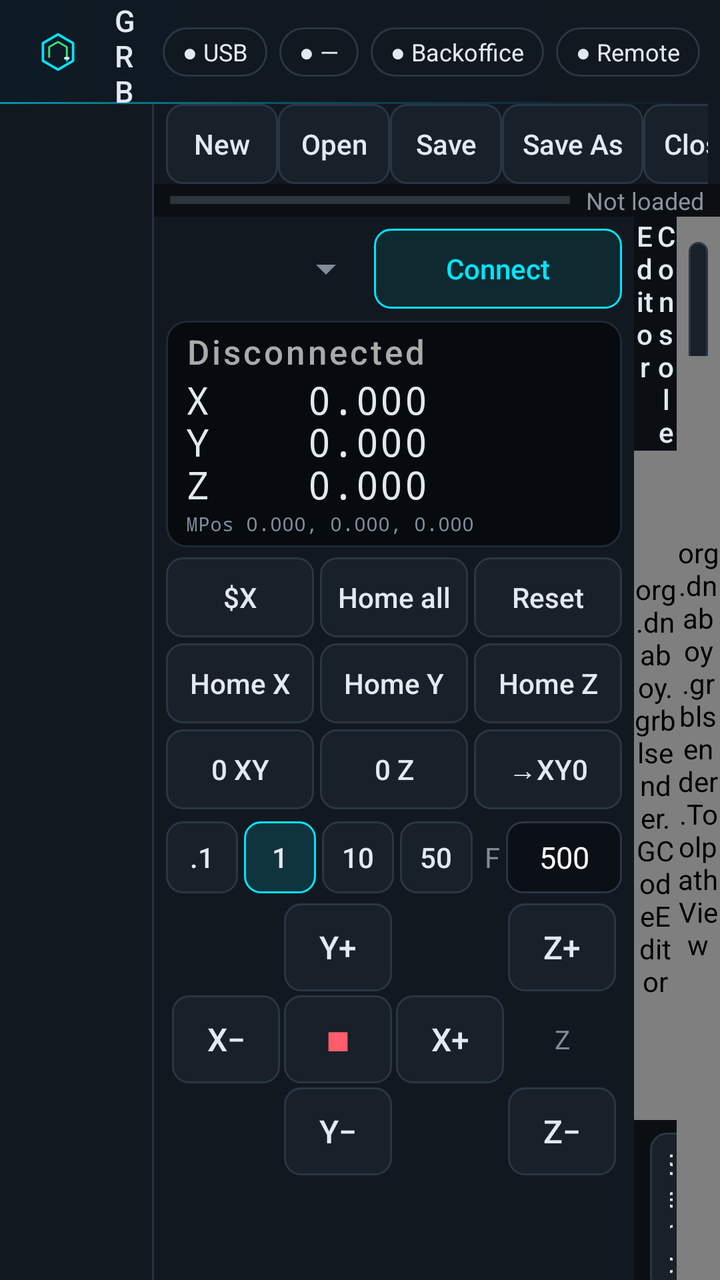
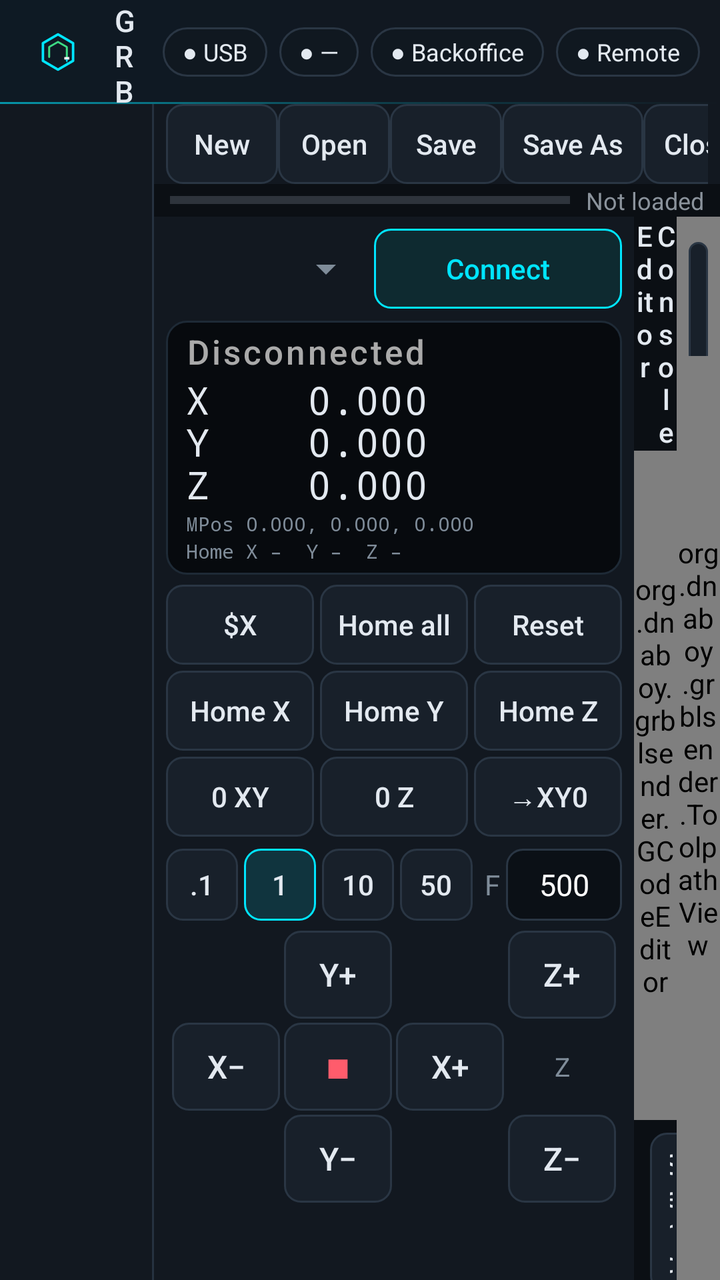

Two renders of the same Android screen: before a commit and after it. Below are the layout's source before the change and the commit's diff.
<!-- AndroidManifest.xml: application theme AppTheme -->
<!-- res/layout/activity_main.xml -->
<?xml version="1.0" encoding="utf-8"?>
<LinearLayout xmlns:android="http://schemas.android.com/apk/res/android"
    android:layout_width="match_parent"
    android:layout_height="match_parent"
    android:orientation="vertical"
    android:background="@color/bg"
    android:keepScreenOn="true">

    
    <LinearLayout
        android:id="@+id/titleBar"
        android:layout_width="match_parent"
        android:layout_height="52dp"
        android:background="@drawable/titlebar_bg"
        android:gravity="center_vertical"
        android:orientation="horizontal"
        android:paddingStart="12dp"
        android:paddingEnd="10dp">

        <ImageView
            android:layout_width="34dp"
            android:layout_height="34dp"
            android:contentDescription="Grbl Sender"
            android:src="@drawable/ic_launcher_fg"
            android:scaleType="fitCenter" />

        <LinearLayout
            android:layout_width="0dp"
            android:layout_height="wrap_content"
            android:layout_weight="1"
            android:layout_marginStart="10dp"
            android:orientation="vertical">

            <TextView
                android:id="@+id/txtTitle"
                android:layout_width="wrap_content"
                android:layout_height="wrap_content"
                android:fontFamily="sans-serif-medium"
                android:letterSpacing="0.18"
                android:text="GRBL SENDER"
                android:textColor="@color/text"
                android:textSize="15sp" />

            <TextView
                android:id="@+id/txtFile"
                android:layout_width="wrap_content"
                android:layout_height="wrap_content"
                android:ellipsize="middle"
                android:fontFamily="monospace"
                android:maxWidth="360dp"
                android:singleLine="true"
                android:text="No file"
                android:textColor="@color/muted"
                android:textSize="12sp" />
        </LinearLayout>

        <TextView android:id="@+id/chipUsb" style="@style/Chip" android:text="● USB" />
        <TextView android:id="@+id/chipMachine" style="@style/Chip" android:text="● —" />
        <TextView android:id="@+id/chipCloud" style="@style/Chip" android:text="● Backoffice" />
        <TextView android:id="@+id/chipRemote" style="@style/Chip" android:text="● Remote" />
        <TextView android:id="@+id/chipCamera" style="@style/Chip" android:text="● Camera LIVE" android:visibility="gone" />
    </LinearLayout>

    <LinearLayout
        android:layout_width="match_parent"
        android:layout_height="0dp"
        android:layout_weight="1"
        android:orientation="horizontal">

        
        <LinearLayout
            android:id="@+id/navRail"
            android:layout_width="76dp"
            android:layout_height="match_parent"
            android:background="@color/panel"
            android:gravity="center_horizontal"
            android:orientation="vertical"
            android:paddingTop="8dp"
            android:paddingStart="6dp"
            android:paddingEnd="6dp" />

        <View
            android:id="@+id/navDivider"
            android:layout_width="1dp"
            android:layout_height="match_parent"
            android:background="@color/border" />

        <FrameLayout
            android:layout_width="0dp"
            android:layout_height="match_parent"
            android:layout_weight="1">

            
            <LinearLayout
                android:id="@+id/pageControl"
                android:layout_width="match_parent"
                android:layout_height="match_parent"
                android:orientation="vertical">

            
            <LinearLayout
                android:id="@+id/toolbarRow"
                android:layout_width="match_parent"
                android:layout_height="wrap_content"
                android:orientation="horizontal"
                android:gravity="center_vertical"
                android:background="@color/panel"
                android:paddingStart="6dp"
                android:paddingEnd="6dp">

                <HorizontalScrollView
                    android:layout_width="0dp"
                    android:layout_height="wrap_content"
                    android:layout_weight="1"
                    android:scrollbars="none">

                    <LinearLayout
                        android:layout_width="wrap_content"
                        android:layout_height="wrap_content"
                        android:orientation="horizontal">

                        <Button android:id="@+id/btnNew" style="@style/Tb" android:text="New" />
                        <Button android:id="@+id/btnOpen" style="@style/Tb" android:text="Open" />
                        <Button android:id="@+id/btnSave" style="@style/Tb" android:text="Save" />
                        <Button android:id="@+id/btnSaveAs" style="@style/Tb" android:text="Save As" />
                        <Button android:id="@+id/btnClose" style="@style/Tb" android:text="Close" />
                        <View android:layout_width="1dp" android:layout_height="28dp"
                            android:layout_marginStart="6dp" android:layout_marginEnd="6dp" android:background="#3A4048" />
                        <Button android:id="@+id/btnLoad" style="@style/Tb" android:background="@drawable/btn_accent" android:text="⇩ Load" android:textColor="@color/accent" />
                        <Button android:id="@+id/btnRun" style="@style/Tb" android:background="@drawable/btn_run" android:text="▶ Run" android:textColor="@color/ok" />
                        <Button android:id="@+id/btnHold" style="@style/Tb" android:background="@drawable/btn_hold" android:text="❚❚ Hold" android:textColor="@color/warn" />
                        <Button android:id="@+id/btnResume" style="@style/Tb" android:text="Resume" />
                        <Button android:id="@+id/btnStop" style="@style/Tb" android:background="@drawable/btn_stop" android:text="■ Stop" android:textColor="@color/err" />
                    </LinearLayout>
                </HorizontalScrollView>
            </LinearLayout>

            <LinearLayout
                android:id="@+id/progressRow"
                android:layout_width="match_parent"
                android:layout_height="wrap_content"
                android:orientation="horizontal"
                android:gravity="center_vertical"
                android:paddingStart="8dp"
                android:paddingEnd="8dp">

                <ProgressBar
                    android:id="@+id/progress"
                    style="@android:style/Widget.Material.ProgressBar.Horizontal"
                    android:layout_width="0dp"
                    android:layout_height="wrap_content"
                    android:layout_weight="1"
                    android:max="1000" />

                <TextView
                    android:id="@+id/txtJob"
                    android:layout_width="wrap_content"
                    android:layout_height="wrap_content"
                    android:paddingStart="8dp"
                    android:text="Not loaded"
                    android:textColor="#8B939C"
                    android:textSize="12sp" />
            </LinearLayout>

            
            <LinearLayout
                android:layout_width="match_parent"
                android:layout_height="0dp"
                android:layout_weight="1"
                android:orientation="horizontal">

                
                <ScrollView
                    android:id="@+id/leftPanel"
                    android:layout_width="240dp"
                    android:layout_height="match_parent"
                    android:background="@color/panel">

                    <LinearLayout
                        android:layout_width="match_parent"
                        android:layout_height="wrap_content"
                        android:orientation="vertical"
                        android:padding="6dp">

                        <LinearLayout
                            android:layout_width="match_parent"
                            android:layout_height="wrap_content"
                            android:gravity="center_vertical"
                            android:orientation="horizontal">

                            
                            <Spinner
                                android:id="@+id/baud"
                                android:layout_width="104dp"
                                android:layout_height="40dp" />

                            <Button
                                android:id="@+id/btnConnect"
                                style="@style/Btn"
                                android:layout_height="40dp"
                                android:background="@drawable/btn_accent"
                                android:textColor="@color/accent"
                                android:text="Connect" />
                        </LinearLayout>

                        
                        <LinearLayout
                            android:layout_width="match_parent"
                            android:layout_height="wrap_content"
                            android:layout_marginTop="6dp"
                            android:background="@drawable/dro_bg"
                            android:orientation="vertical"
                            android:paddingStart="10dp"
                            android:paddingEnd="8dp"
                            android:paddingTop="4dp"
                            android:paddingBottom="5dp">

                            <TextView
                                android:id="@+id/txtState"
                                android:layout_width="match_parent"
                                android:layout_height="wrap_content"
                                android:fontFamily="sans-serif-medium"
                                android:letterSpacing="0.08"
                                android:singleLine="true"
                                android:text="Disconnected"
                                android:textColor="#AAAAAA"
                                android:textSize="17sp" />

                            <TextView
                                android:id="@+id/txtPos"
                                android:layout_width="match_parent"
                                android:layout_height="wrap_content"
                                android:fontFamily="monospace"
                                android:letterSpacing="0.04"
                                android:lineSpacingMultiplier="0.95"
                                android:text="X    0.000\nY    0.000\nZ    0.000"
                                android:textColor="@color/text"
                                android:textSize="19sp" />

                            <TextView
                                android:id="@+id/txtMPos"
                                android:layout_width="match_parent"
                                android:layout_height="wrap_content"
                                android:fontFamily="monospace"
                                android:singleLine="true"
                                android:text="MPos 0.000, 0.000, 0.000"
                                android:textColor="@color/muted"
                                android:textSize="10sp" />
                        </LinearLayout>

                        <LinearLayout
                            android:layout_width="match_parent"
                            android:layout_height="wrap_content"
                            android:layout_marginTop="5dp"
                            android:orientation="horizontal">

                            <Button android:id="@+id/btnUnlock" style="@style/BtnRow" android:text="$X" />
                            <Button android:id="@+id/btnHome" style="@style/BtnRow" android:text="Home all" />
                            <Button android:id="@+id/btnReset" style="@style/BtnRow" android:layout_marginEnd="0dp" android:text="Reset" />
                        </LinearLayout>

                        
                        <LinearLayout
                            android:layout_width="match_parent"
                            android:layout_height="wrap_content"
                            android:orientation="horizontal">

                            <Button android:id="@+id/btnHomeX" style="@style/BtnRow" android:text="Home X" />
                            <Button android:id="@+id/btnHomeY" style="@style/BtnRow" android:text="Home Y" />
                            <Button android:id="@+id/btnHomeZ" style="@style/BtnRow" android:layout_marginEnd="0dp" android:text="Home Z" />
                        </LinearLayout>

                        <LinearLayout
                            android:layout_width="match_parent"
                            android:layout_height="wrap_content"
                            android:orientation="horizontal">

                            <Button android:id="@+id/btnZeroXY" style="@style/BtnRow" android:text="0 XY" />
                            <Button android:id="@+id/btnZeroZ" style="@style/BtnRow" android:text="0 Z" />
                            <Button android:id="@+id/btnGoZero" style="@style/BtnRow" android:layout_marginEnd="0dp" android:text="→XY0" />
                        </LinearLayout>

                        
                        <LinearLayout
                            android:layout_width="match_parent"
                            android:layout_height="wrap_content"
                            android:layout_marginTop="3dp"
                            android:gravity="center_vertical"
                            android:orientation="horizontal">

                            <RadioGroup
                                android:id="@+id/stepGroup"
                                android:layout_width="0dp"
                                android:layout_height="wrap_content"
                                android:layout_weight="1"
                                android:orientation="horizontal">

                                <RadioButton android:id="@+id/s01" style="@style/Seg" android:text=".1" />
                                <RadioButton android:id="@+id/s1" style="@style/Seg" android:text="1" android:checked="true" />
                                <RadioButton android:id="@+id/s10" style="@style/Seg" android:text="10" />
                                <RadioButton android:id="@+id/s50" style="@style/Seg" android:text="50" />
                            </RadioGroup>

                            <TextView
                                android:layout_width="wrap_content"
                                android:layout_height="wrap_content"
                                android:paddingStart="3dp"
                                android:paddingEnd="3dp"
                                android:text="F"
                                android:textColor="@color/muted" />

                            <EditText
                                android:id="@+id/jogFeed"
                                android:layout_width="58dp"
                                android:layout_height="36dp"
                                android:background="@drawable/input_bg"
                                android:gravity="center"
                                android:inputType="number"
                                android:paddingStart="4dp"
                                android:paddingEnd="4dp"
                                android:selectAllOnFocus="true"
                                android:text="500"
                                android:textColor="#FFFFFF"
                                android:textSize="15sp" />
                        </LinearLayout>

                        <GridLayout
                            android:layout_width="wrap_content"
                            android:layout_height="wrap_content"
                            android:layout_gravity="center_horizontal"
                            android:layout_marginTop="4dp"
                            android:columnCount="4"
                            android:rowCount="3">

                            <Space android:layout_width="56dp" android:layout_height="46dp" />
                            <Button android:id="@+id/jYp" style="@style/Jog" android:text="Y+" />
                            <Space android:layout_width="56dp" android:layout_height="46dp" />
                            <Button android:id="@+id/jZp" style="@style/Jog" android:text="Z+" />

                            <Button android:id="@+id/jXm" style="@style/Jog" android:text="X−" />
                            <Button android:id="@+id/jStop" style="@style/Jog" android:contentDescription="Cancel jog" android:text="■" android:textColor="@color/err" />
                            <Button android:id="@+id/jXp" style="@style/Jog" android:text="X+" />
                            <TextView android:layout_width="56dp" android:layout_height="46dp" android:gravity="center" android:text="Z" android:textColor="@color/muted" android:textSize="13sp" />

                            <Space android:layout_width="56dp" android:layout_height="46dp" />
                            <Button android:id="@+id/jYm" style="@style/Jog" android:text="Y−" />
                            <Space android:layout_width="56dp" android:layout_height="46dp" />
                            <Button android:id="@+id/jZm" style="@style/Jog" android:text="Z−" />
                        </GridLayout>
                    </LinearLayout>
                </ScrollView>

                
                <LinearLayout
                    android:id="@+id/middlePanel"
                    android:layout_width="0dp"
                    android:layout_height="match_parent"
                    android:layout_weight="1"
                    android:orientation="vertical">

                    <LinearLayout
                        android:layout_width="match_parent"
                        android:layout_height="wrap_content"
                        android:orientation="horizontal">

                        <Button android:id="@+id/tabEditor" style="@style/Tab" android:text="Editor" />
                        <Button android:id="@+id/tabConsole" style="@style/Tab" android:text="Console" />
                    </LinearLayout>

                    <FrameLayout
                        android:layout_width="match_parent"
                        android:layout_height="0dp"
                        android:layout_weight="1">

                        <org.dnaboy.grblsender.GCodeEditor
                            android:id="@+id/editor"
                            android:layout_width="match_parent"
                            android:layout_height="match_parent" />

                        <org.dnaboy.grblsender.GCodeViewer
                            android:id="@+id/viewer"
                            android:layout_width="match_parent"
                            android:layout_height="match_parent"
                            android:visibility="gone" />

                        <ScrollView
                            android:id="@+id/logScroll"
                            android:layout_width="match_parent"
                            android:layout_height="match_parent"
                            android:background="#070A0E"
                            android:padding="4dp"
                            android:visibility="gone">

                            <TextView
                                android:id="@+id/txtLog"
                                android:layout_width="match_parent"
                                android:layout_height="wrap_content"
                                android:fontFamily="monospace"
                                android:textSize="12sp"
                                android:textColor="#B9E3B9"
                                android:textIsSelectable="true" />
                        </ScrollView>
                    </FrameLayout>

                    <LinearLayout
                        android:layout_width="match_parent"
                        android:layout_height="wrap_content"
                        android:orientation="horizontal">

                        <EditText
                            android:id="@+id/cmdInput"
                            android:background="@drawable/input_bg"
                            android:padding="8dp"
                            android:layout_margin="4dp"
                            android:fontFamily="monospace"
                            android:layout_width="0dp"
                            android:layout_height="wrap_content"
                            android:layout_weight="1"
                            android:hint="G-code or $ command"
                            android:imeOptions="actionSend"
                            android:inputType="textCapCharacters|textNoSuggestions"
                            android:singleLine="true"
                            android:textColor="#FFFFFF"
                            android:textColorHint="#777777" />

                        <Button
                            android:id="@+id/btnSend"
                            style="@style/Tb"
                            android:text="Send" />

                        <Button
                            android:id="@+id/btnSettings"
                            style="@style/Tb"
                            android:text="$$" />
                    </LinearLayout>
                </LinearLayout>

                
                <FrameLayout
                    android:layout_width="0dp"
                    android:layout_height="match_parent"
                    android:layout_weight="1">

                    <org.dnaboy.grblsender.ToolpathView
                        android:id="@+id/preview"
                        android:layout_width="match_parent"
                        android:layout_height="match_parent" />

                    <LinearLayout
                        android:layout_width="wrap_content"
                        android:layout_height="wrap_content"
                        android:layout_gravity="top|end"
                        android:layout_margin="6dp"
                        android:orientation="horizontal">

                        <Button
                            android:id="@+id/btnFit"
                            style="@style/Tb"
                            android:text="Fit" />

                        <Button
                            android:id="@+id/btnFull"
                            style="@style/Tb"
                            android:minWidth="48dp"
                            android:textSize="20sp"
                            android:contentDescription="Full screen preview"
                            android:text="⛶" />
                    </LinearLayout>

                    
                    <LinearLayout
                        android:id="@+id/fullControls"
                        android:layout_width="wrap_content"
                        android:layout_height="wrap_content"
                        android:layout_gravity="bottom|end"
                        android:layout_marginEnd="8dp"
                        android:layout_marginBottom="28dp"
                        android:orientation="horizontal"
                        android:visibility="gone">

                        <TextView
                            android:id="@+id/fullState"
                            android:layout_width="wrap_content"
                            android:layout_height="wrap_content"
                            android:layout_gravity="center_vertical"
                            android:background="#CC0B0F14"
                            android:padding="8dp"
                            android:textColor="@color/text"
                            android:textSize="15sp"
                            android:textStyle="bold" />

                        <Button android:id="@+id/fullHold" style="@style/Tb" android:background="@drawable/btn_hold" android:text="❚❚ Hold" android:textColor="@color/warn" />
                        <Button android:id="@+id/fullResume" style="@style/Tb" android:text="Resume" />
                        <Button android:id="@+id/fullStop" style="@style/Tb" android:background="@drawable/btn_stop" android:text="■ Stop" android:textColor="@color/err" />
                    </LinearLayout>
                </FrameLayout>
            </LinearLayout>
            </LinearLayout>

            
            <FrameLayout
                android:id="@+id/pageSettings"
                android:layout_width="match_parent"
                android:layout_height="match_parent"
                android:visibility="gone" />
        </FrameLayout>
    </LinearLayout>
</LinearLayout>
<!-- resources referenced by this layout -->
<resources>
  <color name="accent">#00E5FF</color>
  <color name="bg">#0B0F14</color>
  <color name="border">#263240</color>
  <color name="err">#FF5C6C</color>
  <color name="muted">#7F8C99</color>
  <color name="ok">#3DDC84</color>
  <color name="panel">#121820</color>
  <color name="text">#E3E9F0</color>
  <color name="warn">#FFC040</color>
  <!-- drawable dro_bg (drawable) -->
  <?xml version="1.0" encoding="utf-8"?>
  <shape xmlns:android="http://schemas.android.com/apk/res/android" android:shape="rectangle">
      <corners android:radius="10dp" />
      <solid android:color="#070A0E" />
      <stroke android:width="1dp" android:color="#1E2A36" />
  </shape>
  <!-- drawable input_bg (drawable) -->
  <?xml version="1.0" encoding="utf-8"?>
  <shape xmlns:android="http://schemas.android.com/apk/res/android" android:shape="rectangle">
      <corners android:radius="8dp" />
      <solid android:color="#0B1016" />
      <stroke android:width="1dp" android:color="#2A3644" />
  </shape>
  <style name="Btn">
          <item name="android:layout_width">0dp</item>
          <item name="android:layout_height">wrap_content</item>
          <item name="android:layout_weight">1</item>
          <item name="android:textAllCaps">false</item>
          <item name="android:minWidth">0dp</item>
          <item name="android:paddingStart">2dp</item>
          <item name="android:paddingEnd">2dp</item>
      </style>
  <style name="BtnRow" parent="Btn">
          <item name="android:layout_height">40dp</item>
          <item name="android:layout_marginEnd">3dp</item>
          <item name="android:layout_marginBottom">3dp</item>
      </style>
  <style name="Jog">
          <item name="android:layout_width">54dp</item>
          <item name="android:layout_height">44dp</item>
          <item name="android:layout_margin">1dp</item>
          <item name="android:textSize">16sp</item>
          <item name="android:textAllCaps">false</item>
          <item name="android:minWidth">0dp</item>
          <item name="android:padding">0dp</item>
      </style>
  <style name="Tab">
          <item name="android:background">@android:color/transparent</item>
          <item name="android:layout_width">0dp</item>
          <item name="android:layout_height">wrap_content</item>
          <item name="android:layout_weight">1</item>
          <item name="android:textAllCaps">false</item>
          <item name="android:minHeight">36dp</item>
      </style>
  <!-- drawable chip_bg (drawable) -->
  <?xml version="1.0" encoding="utf-8"?>
  <shape xmlns:android="http://schemas.android.com/apk/res/android" android:shape="rectangle">
      <corners android:radius="14dp" />
      <solid android:color="#101820" />
      <stroke android:width="1dp" android:color="#2A3644" />
  </shape>
  <style name="TechButton" parent="@android:style/Widget.Material.Button">
          <item name="android:background">@drawable/btn_tech</item>
          <item name="android:textColor">@color/text</item>
          <item name="android:textAllCaps">false</item>
          <item name="android:stateListAnimator">@null</item>
          <item name="android:minHeight">40dp</item>
          <item name="android:fontFamily">sans-serif-medium</item>
      </style>
  <style name="TechDialog" parent="@android:style/Theme.Material.Dialog.Alert">
          <item name="android:colorAccent">@color/accent</item>
          <item name="android:windowBackground">@drawable/dialog_bg</item>
          <item name="android:textColorPrimary">@color/text</item>
      </style>
  <!-- drawable dialog_bg (drawable) -->
  <?xml version="1.0" encoding="utf-8"?>
  <inset xmlns:android="http://schemas.android.com/apk/res/android" android:inset="16dp">
      <shape android:shape="rectangle">
          <corners android:radius="14dp" />
          <solid android:color="#121820" />
          <stroke android:width="1dp" android:color="#2A3A4C" />
      </shape>
  </inset>
  <!-- unchanged entries left out for length: 12 -->
</resources>

<!-- the commit's change to res/layout/activity_main.xml (unified diff, before → after) -->
@@ -246,6 +246,16 @@
                                 android:text="MPos 0.000, 0.000, 0.000"
                                 android:textColor="@color/muted"
                                 android:textSize="10sp" />
+
+                            <TextView
+                                android:id="@+id/txtHome"
+                                android:layout_width="match_parent"
+                                android:layout_height="wrap_content"
+                                android:fontFamily="monospace"
+                                android:singleLine="true"
+                                android:text="Home X –  Y –  Z –"
+                                android:textColor="@color/muted"
+                                android:textSize="10sp" />
                         </LinearLayout>
 
                         <LinearLayout
